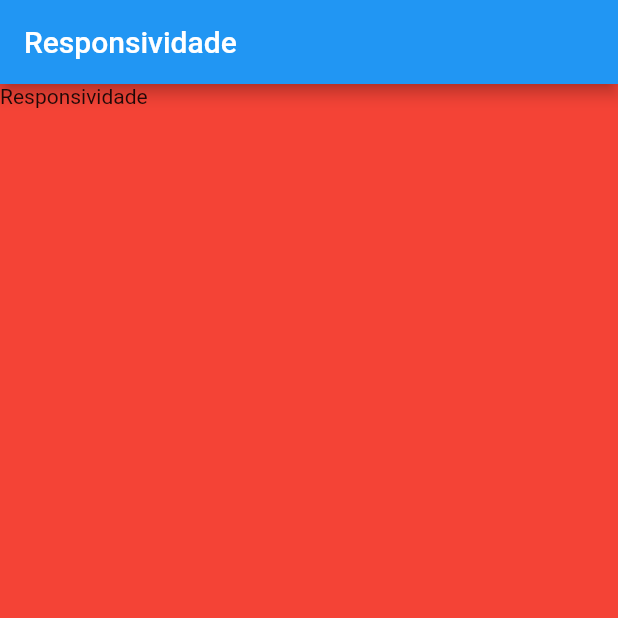
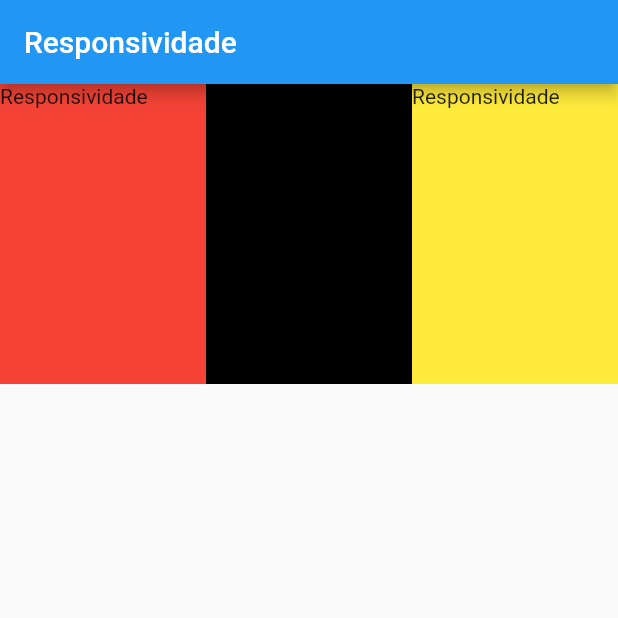
Before and after one commit to SandroRF1973/flutter_web_aula, a Flutter app: the screen it shows after launch, on a phone screen of 412 x 824 dp, the top half of it. Run offline on Flutter 3.47's test engine with Material 2 defaults, Android fonts, the phone set to English and light mode, and no system bars.

Commit message:
Aula - 300

```diff
--- a/lib/responsividade_media_query.dart
+++ b/lib/responsividade_media_query.dart
@@ -15,19 +15,33 @@ class _ResponsividadeMediaQueryState extends State<ResponsividadeMediaQuery> {
     var altura = MediaQuery.of(context).size.height;
     var alturaBarraStatus = MediaQuery.of(context).padding.top;
     var alturaAppBar = AppBar().preferredSize.height;
+    // var larguraItem = largura * 0.25;
+    var larguraItem = largura / 3;
 
     return Scaffold(
       appBar: AppBar(
         title: const Text("Responsividade"),
       ),
-      body: Column(
+      body: Row(
         children: [
           Container(
-            width: largura,
-            height: altura - alturaAppBar - alturaBarraStatus,
+            width: larguraItem,
+            height: 200,
             color: Colors.red,
             child: const Text("Responsividade"),
-          )
+          ),
+          Container(
+            width: larguraItem,
+            height: 200,
+            color: Colors.black,
+            child: const Text("Responsividade"),
+          ),
+          Container(
+            width: larguraItem,
+            height: 200,
+            color: Colors.yellow,
+            child: const Text("Responsividade"),
+          ),
         ],
       ),
     );
```
